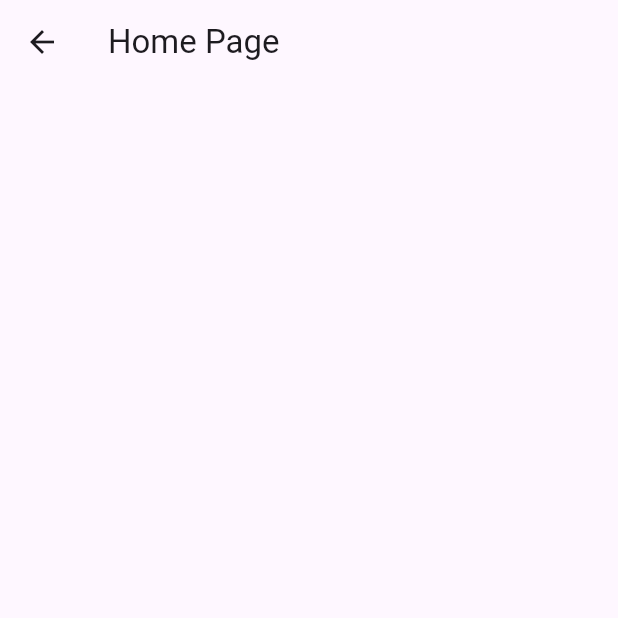
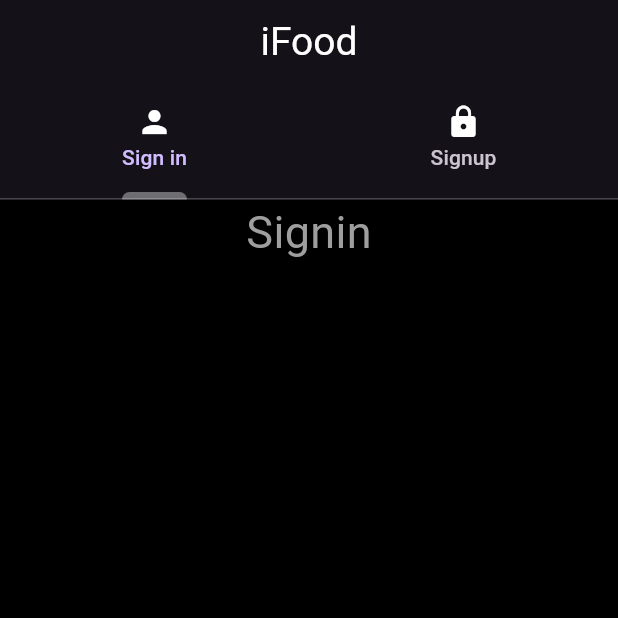
Before and after one commit to MdLimon123/sellers-App, a Flutter app: the screen it shows after launch, on a phone screen of 412 x 824 dp, the top half of it. Run offline on Flutter 3.47's test engine with Material 3 defaults, Android fonts, the phone set to English and light mode, and no system bars.

Commit message:
tabbar complete

```diff
--- a/lib/Splash/splash_screen.dart
+++ b/lib/Splash/splash_screen.dart
@@ -1,7 +1,7 @@
 import 'dart:async';
 
 import 'package:flutter/material.dart';
-import 'package:sellers_app/mainScreen/home_screen.dart';
+import 'package:sellers_app/authScreens/auth_screen.dart';
 
 class SplashScreen extends StatefulWidget {
   const SplashScreen({super.key});
@@ -13,7 +13,7 @@ class SplashScreen extends StatefulWidget {
 class _SplashScreenState extends State<SplashScreen> {
   initTimer() {
     Timer(const Duration(seconds: 3), () async {
-      Navigator.push(context, MaterialPageRoute(builder: (_) => HomeScreen()));
+      Navigator.push(context, MaterialPageRoute(builder: (_) => AuthScreen()));
     });
   }
 
--- /dev/null
+++ b/lib/authScreens/auth_screen.dart
@@ -0,0 +1,51 @@
+import 'package:flutter/material.dart';
+import 'package:sellers_app/authScreens/signin_screen.dart';
+import 'package:sellers_app/authScreens/signup_screen.dart';
+
+class AuthScreen extends StatefulWidget {
+  const AuthScreen({super.key});
+
+  @override
+  State<AuthScreen> createState() => _AuthScreenState();
+}
+
+class _AuthScreenState extends State<AuthScreen> {
+  @override
+  Widget build(BuildContext context) {
+    return DefaultTabController(
+        length: 2,
+        child: Scaffold(
+          appBar: AppBar(
+              automaticallyImplyLeading: false,
+              title: const Text(
+                'iFood',
+                style: TextStyle(fontSize: 26, color: Colors.white),
+              ),
+              centerTitle: true,
+              bottom: const TabBar(
+                tabs: [
+                  Tab(
+                    icon: Icon(
+                      Icons.person,
+                      color: Colors.white,
+                    ),
+                    text: 'Sign in',
+                  ),
+                  Tab(
+                    icon: Icon(
+                      Icons.lock,
+                      color: Colors.white,
+                    ),
+                    text: 'Signup',
+                  )
+                ],
+                indicatorColor: Colors.white38,
+                indicatorWeight: 5,
+              )),
+          body: Container(
+            color: Colors.black87,
+            child: const TabBarView(children: [SigninScreen(), SignupScreen()]),
+          ),
+        ));
+  }
+}
--- /dev/null
+++ b/lib/authScreens/signin_screen.dart
@@ -0,0 +1,24 @@
+import 'package:flutter/material.dart';
+
+class SigninScreen extends StatefulWidget {
+  const SigninScreen({super.key});
+
+  @override
+  State<SigninScreen> createState() => _SigninScreenState();
+}
+
+class _SigninScreenState extends State<SigninScreen> {
+  @override
+  Widget build(BuildContext context) {
+    return SingleChildScrollView(
+      child: Column(
+        children: [
+          Text(
+            'Signin',
+            style: TextStyle(fontSize: 30, color: Colors.grey),
+          )
+        ],
+      ),
+    );
+  }
+}
--- /dev/null
+++ b/lib/authScreens/signup_screen.dart
@@ -0,0 +1,24 @@
+import 'package:flutter/material.dart';
+
+class SignupScreen extends StatefulWidget {
+  const SignupScreen({super.key});
+
+  @override
+  State<SignupScreen> createState() => _SignupScreenState();
+}
+
+class _SignupScreenState extends State<SignupScreen> {
+  @override
+  Widget build(BuildContext context) {
+    return SingleChildScrollView(
+      child: Column(
+        children: [
+          Text(
+            'Signup',
+            style: TextStyle(fontSize: 30, color: Colors.grey),
+          )
+        ],
+      ),
+    );
+  }
+}
--- a/lib/main.dart
+++ b/lib/main.dart
@@ -13,10 +13,7 @@ class MyApp extends StatelessWidget {
     return MaterialApp(
       title: 'Flutter Demo',
       debugShowCheckedModeBanner: false,
-      theme: ThemeData(
-        colorScheme: ColorScheme.fromSeed(seedColor: Colors.deepPurple),
-        useMaterial3: true,
-      ),
+      theme: ThemeData.dark().copyWith(scaffoldBackgroundColor: Colors.black),
       home: SplashScreen(),
     );
   }
```
